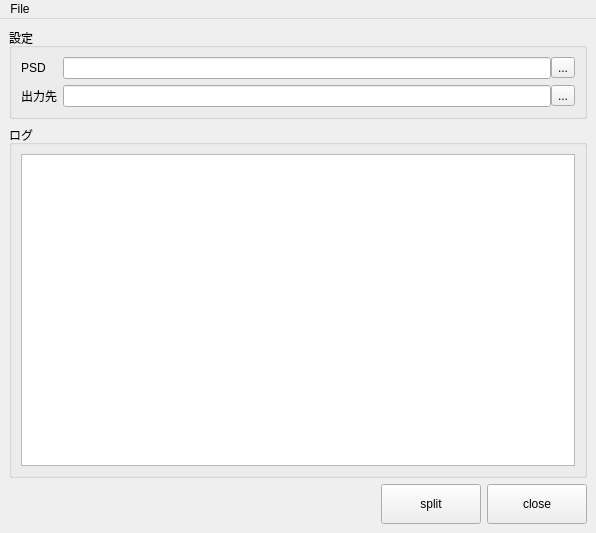
First picture: the form in library/python/rs/tool/psd_splitter/psd_spliter.ui, repository nakano000/Resolve_Script, before the edit.
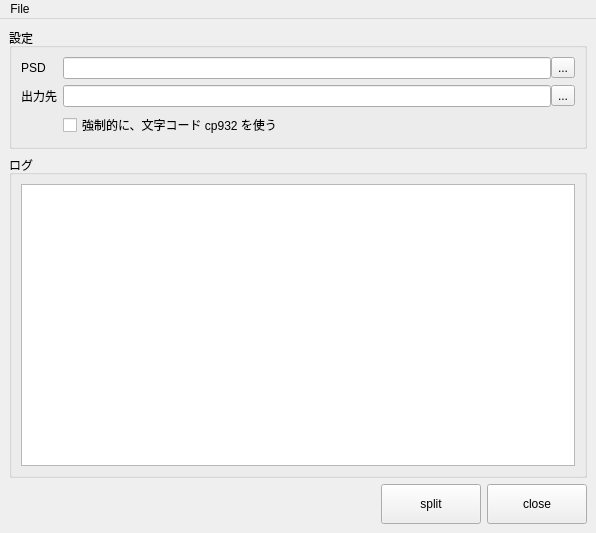
Second picture: the form after the edit. Custom widgets are drawn as their Qt base class.

Commit message: 空白のレイヤー名対応、強制的に文字コードcp932で読み込むオプション追加

What changed in the file:
```diff
--- a/library/python/rs/tool/psd_splitter/psd_spliter.ui
+++ b/library/python/rs/tool/psd_splitter/psd_spliter.ui
@@ -75,6 +75,13 @@
          </item>
         </layout>
        </item>
+       <item row="2" column="1">
+        <widget class="QCheckBox" name="useCp932CheckBox">
+         <property name="text">
+          <string>強制的に、文字コード cp932 を使う</string>
+         </property>
+        </widget>
+       </item>
       </layout>
      </widget>
     </item>
```
The commit also changes 2 other files.
